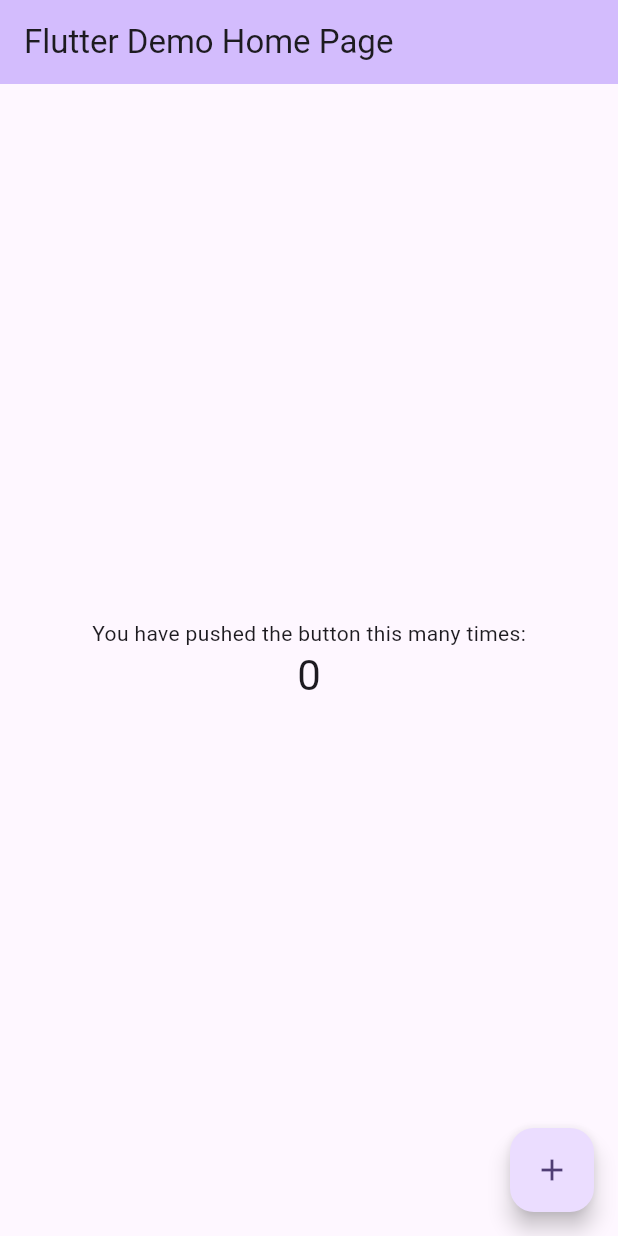
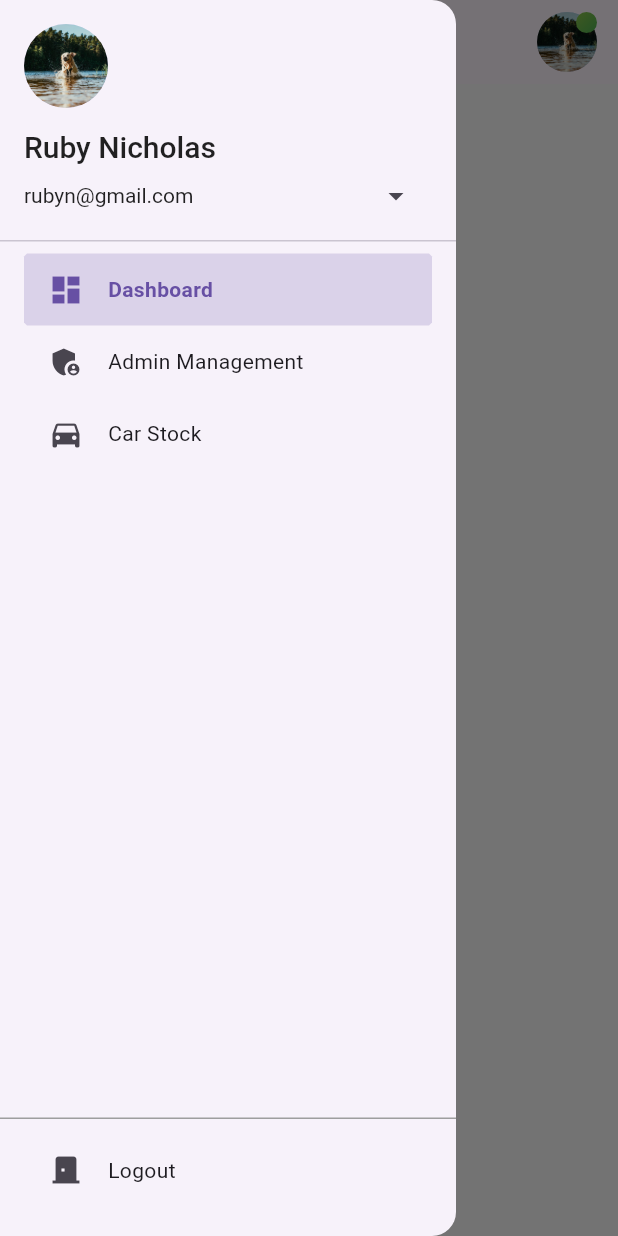
Before and after one commit to diva-gsc/polinema-smt5-mobile-uas, a Flutter app: the screen it shows after launch, with the side drawer open (before the commit the screen has no drawer), on a phone screen of 412 x 824 dp. Run offline on Flutter 3.47's test engine with Material 2 defaults, Android fonts, the phone set to English and light mode, and no system bars; our stand-ins replace get.

Commit message:
Changed project topic, remake project

```diff
--- /dev/null
+++ b/client/lib/components/drawer_list_tile.dart
@@ -0,0 +1,42 @@
+import 'package:flutter/material.dart';
+
+class DrawerListTile extends StatelessWidget {
+  const DrawerListTile(
+      {required this.icon,
+      required this.title,
+      this.isSelected = false,
+      super.key});
+
+  final bool isSelected;
+  final IconData icon;
+  final String title;
+  // final Widget? navigateTo; // Use id/widget?
+
+  @override
+  Widget build(BuildContext context) {
+    return Padding(
+      padding: const EdgeInsets.symmetric(horizontal: 16),
+      child: ListTile(
+        dense: true,
+        shape: const BeveledRectangleBorder(
+          borderRadius: BorderRadiusDirectional.horizontal(
+            start: Radius.circular(2),
+            end: Radius.circular(2),
+          ),
+        ),
+        tileColor: isSelected
+            ? Theme.of(context).colorScheme.primary.withOpacity(.2)
+            : null,
+        iconColor: isSelected ? Theme.of(context).colorScheme.primary : null,
+        leading: Icon(icon),
+        title: Text(
+          title,
+          style: Theme.of(context).textTheme.bodyMedium?.copyWith(
+              fontWeight: isSelected ? FontWeight.bold : null,
+              color: isSelected ? Theme.of(context).colorScheme.primary : null),
+        ),
+        onTap: () {},
+      ),
+    );
+  }
+}
--- /dev/null
+++ b/client/lib/components/user_anchor_menu.dart
@@ -0,0 +1,41 @@
+import 'package:flutter/material.dart';
+
+class UserAnchorMenu extends StatelessWidget {
+  const UserAnchorMenu({required this.icon, super.key});
+
+  final Widget icon;
+  @override
+  Widget build(BuildContext context) {
+    return MenuAnchor(
+      menuChildren: [
+        MenuItemButton(
+          child: const Padding(
+            padding: EdgeInsets.symmetric(horizontal: 14),
+            child: Text('Profile'),
+          ),
+          onPressed: () {},
+        ),
+        MenuItemButton(
+          child: const Padding(
+            padding: EdgeInsets.symmetric(horizontal: 14),
+            child: Text('Logout'),
+          ),
+          onPressed: () {},
+        ),
+      ],
+      builder: (context, controller, child) {
+        return IconButton(
+          padding: const EdgeInsets.all(0),
+          onPressed: () {
+            if (controller.isOpen) {
+              controller.close();
+            } else {
+              controller.open();
+            }
+          },
+          icon: icon,
+        );
+      },
+    );
+  }
+}
--- a/client/lib/main.dart
+++ b/client/lib/main.dart
@@ -1,125 +1,181 @@
+import 'package:client/components/drawer_list_tile.dart';
+import 'package:client/components/user_anchor_menu.dart';
 import 'package:flutter/material.dart';
+import 'package:get/get_navigation/get_navigation.dart';
 
-void main() {
-  runApp(const MyApp());
+final ThemeData _defaultTheme = ThemeData(
+  useMaterial3: true,
+  primarySwatch: Colors.blue,
+  brightness: Brightness.light,
+  primaryColor: const Color(0xff2196f3),
+  primaryColorLight: const Color(0xffbbdefb),
+  primaryColorDark: const Color(0xff1976d2),
+  canvasColor: const Color(0xfffafafa),
+  scaffoldBackgroundColor: const Color(0xfffafafa),
+  cardColor: const Color(0xffffffff),
+  dividerColor: const Color(0x1f000000),
+  highlightColor: const Color(0x66bcbcbc),
+  splashColor: const Color(0x66c8c8c8),
+  unselectedWidgetColor: const Color(0x8a000000),
+  disabledColor: const Color(0x61000000),
+  buttonTheme: const ButtonThemeData(
+    textTheme: ButtonTextTheme.primary,
+    minWidth: 88,
+    height: 36,
+    padding: EdgeInsets.only(top: 0, bottom: 0, left: 16, right: 16),
+    shape: RoundedRectangleBorder(
+      side: BorderSide(
+          color: Color(0xff000000), width: 0, style: BorderStyle.none),
+      borderRadius: BorderRadius.all(Radius.circular(2.0)),
+    ),
+    alignedDropdown: false,
+    buttonColor: Color(0xffe0e0e0),
+    disabledColor: Color(0x61ffffff),
+    highlightColor: Color(0x29ffffff),
+    splashColor: Color(0x1fffffff),
+  ),
+);
+void main() => runApp(const App());
+
+class App extends StatefulWidget {
+  const App({super.key});
+
+  @override
+  State<App> createState() => _AppState();
 }
 
-class MyApp extends StatelessWidget {
-  const MyApp({super.key});
-
-  // This widget is the root of your application.
+class _AppState extends State<App> {
   @override
   Widget build(BuildContext context) {
-    return MaterialApp(
-      title: 'Flutter Demo',
-      theme: ThemeData(
-        // This is the theme of your application.
-        //
-        // TRY THIS: Try running your application with "flutter run". You'll see
-        // the application has a blue toolbar. Then, without quitting the app,
-        // try changing the seedColor in the colorScheme below to Colors.green
-        // and then invoke "hot reload" (save your changes or press the "hot
-        // reload" button in a Flutter-supported IDE, or press "r" if you used
-        // the command line to start the app).
-        //
-        // Notice that the counter didn't reset back to zero; the application
-        // state is not lost during the reload. To reset the state, use hot
-        // restart instead.
-        //
-        // This works for code too, not just values: Most code changes can be
-        // tested with just a hot reload.
-        colorScheme: ColorScheme.fromSeed(seedColor: Colors.deepPurple),
-        useMaterial3: true,
+    return GetMaterialApp(
+      theme: _defaultTheme,
+      home: Scaffold(
+        appBar: AppBar(
+          title: const Text('Dashboard'),
+          actions: [
+            Padding(
+              padding: const EdgeInsets.only(right: 10.0),
+              child: UserAnchorMenu(
+                  icon: Stack(
+                children: [
+                  const CircleAvatar(
+                    backgroundImage: AssetImage('assets/images/dog.jpg'),
+                    radius: 20,
+                  ),
+                  Positioned(
+                      top: 0,
+                      right: 0,
+                      child: Container(
+                        width: 14,
+                        height: 14,
+                        decoration: BoxDecoration(
+                            borderRadius: BorderRadius.circular(8),
+                            gradient: const LinearGradient(
+                                colors: [Colors.lightGreen, Colors.green],
+                                begin: Alignment.topLeft,
+                                end: Alignment.bottomRight)),
+                      )),
+                ],
+              )),
+            )
+          ],
+        ),
+        drawer: Drawer(
+            child: Column(
+          children: [
+            Expanded(
+              child: ListView(padding: EdgeInsets.zero, children: [
+                DrawerHeader(
+                  // Solution 1:
+                  //
+                  // decoration: const BoxDecoration(
+                  //   image: DecorationImage(
+                  //       image: AssetImage(
+                  //           'assets/images/dashboard_drawer.jpg'),
+                  //       colorFilter: ColorFilter.mode(
+                  //           Colors.black54, BlendMode.multiply)),
+                  // ),
+                  // child: Column(
+                  //     mainAxisAlignment: MainAxisAlignment.end,
+                  //     crossAxisAlignment: CrossAxisAlignment.start,
+                  //     children: [
+                  //       Padding(
+                  //         padding: const EdgeInsets.symmetric(
+                  //             horizontal: 1, vertical: 12),
+                  //         child: Text(
+                  //           'Car Inventory',
+                  //           style: Theme.of(context)
+                  //               .textTheme
+                  //               .headlineMedium
+                  //               ?.copyWith(
+                  //                 color: Theme.of(context)
+                  //                     .colorScheme
+                  //                     .onBackground
+                  //                     .withOpacity(.85),
+                  //               ),
+                  //         ),
+                  //       )
+                  //     ]),
+
+                  child: Column(
+                      mainAxisAlignment: MainAxisAlignment.end,
+                      crossAxisAlignment: CrossAxisAlignment.start,
+                      children: [
+                        const CircleAvatar(
+                          backgroundImage: AssetImage('assets/images/dog.jpg'),
+                          radius: 28,
+                        ),
+                        const SizedBox(height: 14),
+                        Text(
+                          'Ruby Nicholas',
+                          style: Theme.of(context).textTheme.titleLarge,
+                        ),
+                        Expanded(
+                          child: Row(
+                            mainAxisAlignment: MainAxisAlignment.spaceBetween,
+                            children: [
+                              Text(
+                                'rubyn@gmail.com',
+                                style: Theme.of(context).textTheme.bodyMedium,
+                              ),
+                              const UserAnchorMenu(
+                                icon: Icon(Icons.arrow_drop_down),
+                              )
+                            ],
+                          ),
+                        )
+                      ]),
+                ),
+                const DrawerListTile(
+                  icon: Icons.dashboard,
+                  title: 'Dashboard',
+                  isSelected: true,
+                ),
+                const DrawerListTile(
+                  icon: Icons.admin_panel_settings,
+                  title: 'Admin Management',
+                ),
+                const DrawerListTile(
+                  icon: Icons.directions_car,
+                  title: 'Car Stock',
+                ),
+              ]),
+            ),
+            Container(
+              padding: const EdgeInsets.only(bottom: 20, top: 10),
+              decoration: const BoxDecoration(
+                border: BorderDirectional(
+                  top: BorderSide(width: 1, color: Colors.grey),
+                ),
+              ),
+              child: const DrawerListTile(
+                icon: Icons.door_back_door,
+                title: 'Logout',
+              ),
+            )
+          ],
+        )),
       ),
-      home: const MyHomePage(title: 'Flutter Demo Home Page'),
     );
   }
 }
-
-class MyHomePage extends StatefulWidget {
-  const MyHomePage({super.key, required this.title});
-
-  // This widget is the home page of your application. It is stateful, meaning
-  // that it has a State object (defined below) that contains fields that affect
-  // how it looks.
-
-  // This class is the configuration for the state. It holds the values (in this
-  // case the title) provided by the parent (in this case the App widget) and
-  // used by the build method of the State. Fields in a Widget subclass are
-  // always marked "final".
-
-  final String title;
-
-  @override
-  State<MyHomePage> createState() => _MyHomePageState();
-}
-
-class _MyHomePageState extends State<MyHomePage> {
-  int _counter = 0;
-
-  void _incrementCounter() {
-    setState(() {
-      // This call to setState tells the Flutter framework that something has
-      // changed in this State, which causes it to rerun the build method below
-      // so that the display can reflect the updated values. If we changed
-      // _counter without calling setState(), then the build method would not be
-      // called again, and so nothing would appear to happen.
-      _counter++;
-    });
-  }
-
-  @override
-  Widget build(BuildContext context) {
-    // This method is rerun every time setState is called, for instance as done
-    // by the _incrementCounter method above.
-    //
-    // The Flutter framework has been optimized to make rerunning build methods
-    // fast, so that you can just rebuild anything that needs updating rather
-    // than having to individually change instances of widgets.
-    return Scaffold(
-      appBar: AppBar(
-        // TRY THIS: Try changing the color here to a specific color (to
-        // Colors.amber, perhaps?) and trigger a hot reload to see the AppBar
-        // change color while the other colors stay the same.
-        backgroundColor: Theme.of(context).colorScheme.inversePrimary,
-        // Here we take the value from the MyHomePage object that was created by
-        // the App.build method, and use it to set our appbar title.
-        title: Text(widget.title),
-      ),
-      body: Center(
-        // Center is a layout widget. It takes a single child and positions it
-        // in the middle of the parent.
-        child: Column(
-          // Column is also a layout widget. It takes a list of children and
-          // arranges them vertically. By default, it sizes itself to fit its
-          // children horizontally, and tries to be as tall as its parent.
-          //
-          // Column has various properties to control how it sizes itself and
-          // how it positions its children. Here we use mainAxisAlignment to
-          // center the children vertically; the main axis here is the vertical
-          // axis because Columns are vertical (the cross axis would be
-          // horizontal).
-          //
-          // TRY THIS: Invoke "debug painting" (choose the "Toggle Debug Paint"
-          // action in the IDE, or press "p" in the console), to see the
-          // wireframe for each widget.
-          mainAxisAlignment: MainAxisAlignment.center,
-          children: <Widget>[
-            const Text(
-              'You have pushed the button this many times:',
-            ),
-            Text(
-              '$_counter',
-              style: Theme.of(context).textTheme.headlineMedium,
-            ),
-          ],
-        ),
-      ),
-      floatingActionButton: FloatingActionButton(
-        onPressed: _incrementCounter,
-        tooltip: 'Increment',
-        child: const Icon(Icons.add),
-      ), // This trailing comma makes auto-formatting nicer for build methods.
-    );
-  }
-}
```
Also changed, not shown: client/pubspec.yaml (+5 -3 lines), client/assets/images/dashboard_drawer.jpg (added), client/assets/images/dog.jpg (added), client/pubspec.lock, 2 other files.
